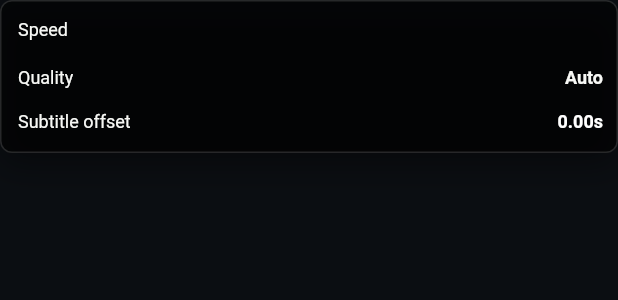
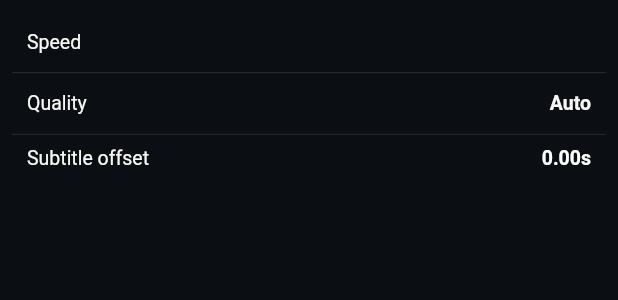
Before and after one commit to filipefilardi/altcast, a Flutter app: the _PlaybackSettingsOverlay widget shown alone on an empty page, opened directly with empty values, on a phone screen of 412 x 824 dp. Shown: the top 300 px of the screen. Run offline on Flutter 3.47's test engine with Material 3 defaults, Android fonts, the phone set to English and light mode, and no system bars; our stand-ins replace cached_network_image, connectivity_plus, device_info_plus, dio, flutter_riverpod, flutter_secure_storage and 3 more; missing offline and left inert: media_kit, media_kit_video, picons, screen_brightness; accounts and stored records are empty.

Commit message:
feat: integrate playback settings popover for enhanced user control
- Added a glass popover for playback settings, allowing users to adjust playback rate and quality in a more interactive manner.
- Removed the previous settings overlay logic and replaced it with a more streamlined approach to manage the visibility of the settings popover.
- Improved user experience by ensuring the popover does not reopen if already active, preventing multiple instances.

```diff
--- a/lib/features/player/video_player_screen.dart
+++ b/lib/features/player/video_player_screen.dart
@@ -12,6 +12,7 @@ import 'package:screen_brightness/screen_brightness.dart';
 
 import 'package:altcast/core/theme/app_colors.dart';
 import 'package:altcast/core/utils/language.dart';
+import 'package:altcast/core/widgets/glass_popover.dart';
 import 'package:altcast/data/downloads/download_manager.dart';
 import 'package:altcast/data/downloads/downloaded_item.dart';
 import 'package:altcast/data/jellyfin/auth_repository.dart';
@@ -44,7 +45,7 @@ const _introSkipperAutoSkipDelay = Duration(seconds: 3);
 /// Clears MaterialVideoControls (seek bar + bottom bar) so chips stay visible.
 const _introSkipperChipLiftFromSafeBottom = 104.0;
 
-enum _PlayerControlOverlay { none, settings, subtitleOffset }
+enum _PlayerControlOverlay { none, subtitleOffset }
 
 /// Snapshot pushed to [ValueNotifier] so skip / next-up UI rebuilds inside
 /// [MaterialVideoControls] — required because media_kit fullscreen is a
@@ -132,6 +133,7 @@ class _VideoPlayerScreenState extends ConsumerState<VideoPlayerScreen> {
   Duration _subtitleOffset = Duration.zero;
   final ValueNotifier<_PlayerControlOverlay> _controlOverlayNotifier =
       ValueNotifier(_PlayerControlOverlay.none);
+  bool _settingsPopoverOpen = false;
 
   // Tracks the latest known position so we can report it on pause/stop
   // without awaiting an async getter.
@@ -1278,7 +1280,6 @@ class _VideoPlayerScreenState extends ConsumerState<VideoPlayerScreen> {
                 if (overlay == _PlayerControlOverlay.none) {
                   return const SizedBox.shrink();
                 }
-                final size = MediaQuery.sizeOf(context);
                 return Stack(
                   fit: StackFit.expand,
                   children: [
@@ -1286,23 +1287,6 @@ class _VideoPlayerScreenState extends ConsumerState<VideoPlayerScreen> {
                       child: GestureDetector(
                         behavior: HitTestBehavior.translucent,
                         onTap: _hideControlOverlay,
-                      ),
-                    ),
-                    if (overlay == _PlayerControlOverlay.settings)
-                      Positioned(
-                        top: pad.top + 58,
-                        right: pad.right + 12,
-                        child: ConstrainedBox(
-                          constraints: BoxConstraints(
-                            maxWidth: size.width < 380 ? size.width - 24 : 280,
-                          ),
-                          child: _PlaybackSettingsOverlay(
-                            initialRate: _playbackRate,
-                            initialSubtitleOffset: _subtitleOffset,
-                            onRateChanged: _applyPlaybackRate,
-                            onQualityChanged: _reloadStreamForQualityChange,
-                            onOpenSubtitleOffset: _showSubtitleOffsetOverlay,
-                          ),
                       ),
                     ),
                     if (overlay == _PlayerControlOverlay.subtitleOffset)
@@ -1515,10 +1499,31 @@ class _VideoPlayerScreenState extends ConsumerState<VideoPlayerScreen> {
 
   void _togglePlaybackSettings(BuildContext context) {
     _markPlayerUiBackdropActive();
-    _controlOverlayNotifier.value =
-        _controlOverlayNotifier.value == _PlayerControlOverlay.settings
-        ? _PlayerControlOverlay.none
-        : _PlayerControlOverlay.settings;
+    if (_settingsPopoverOpen) return;
+    _settingsPopoverOpen = true;
+    unawaited(_openPlaybackSettingsPopover(context));
+  }
+
+  Future<void> _openPlaybackSettingsPopover(BuildContext originContext) async {
+    try {
+      await showGlassPopover<void>(
+        context: originContext,
+        width: 280,
+        maxHeight: 420,
+        builder: (_) => _PlaybackSettingsOverlay(
+          initialRate: _playbackRate,
+          initialSubtitleOffset: _subtitleOffset,
+          onRateChanged: _applyPlaybackRate,
+          onQualityChanged: _reloadStreamForQualityChange,
+          onOpenSubtitleOffset: () {
+            Navigator.of(originContext, rootNavigator: true).pop();
+            _showSubtitleOffsetOverlay();
+          },
+        ),
+      );
+    } finally {
+      if (mounted) _settingsPopoverOpen = false;
+    }
   }
 
   void _showSubtitleOffsetOverlay() {
@@ -1718,36 +1723,20 @@ class _PlaybackSettingsOverlayState
     final currentQuality = ref
         .watch(playbackPreferencesProvider)
         .streamingQuality;
-    return Material(
-      color: Colors.transparent,
-      child: DecoratedBox(
-        decoration: BoxDecoration(
-          color: Colors.black.withValues(alpha: 0.56),
-          borderRadius: BorderRadius.circular(8),
-          border: Border.all(color: Colors.white.withValues(alpha: 0.14)),
-          boxShadow: [
-            BoxShadow(
-              color: Colors.black.withValues(alpha: 0.38),
-              blurRadius: 18,
-              offset: const Offset(0, 8),
-            ),
-          ],
-        ),
-        child: Padding(
-          padding: const EdgeInsets.fromLTRB(12, 8, 10, 10),
+    return Padding(
+      padding: const EdgeInsets.fromLTRB(8, 8, 8, 10),
       child: DefaultTextStyle(
         style: const TextStyle(
           color: AppColors.textPrimary,
-              fontSize: 12,
+          fontSize: 13,
           letterSpacing: 0,
         ),
         child: Column(
           mainAxisSize: MainAxisSize.min,
           children: [
-                Row(
-                  children: [
-                    const Expanded(child: Text('Speed')),
-                    _CompactDropdown<double>(
+            _settingsRow(
+              label: 'Speed',
+              trailing: _CompactDropdown<double>(
                 value: _rate,
                 items: _speedOptions,
                 itemLabel: _speedLabel,
@@ -1755,20 +1744,17 @@ class _PlaybackSettingsOverlayState
                   if (value != null) _setRate(value);
                 },
               ),
-                  ],
-                ),
-                const SizedBox(height: 8),
-                Row(
-                  children: [
-                    const Expanded(child: Text('Quality')),
-                    if (_qualityBusy)
-                      const SizedBox(
+            ),
+            _rowDivider(),
+            _settingsRow(
+              label: 'Quality',
+              trailing: _qualityBusy
+                  ? const SizedBox(
                       width: 18,
                       height: 18,
                       child: CircularProgressIndicator(strokeWidth: 2),
                     )
-                    else
-                      _CompactDropdown<StreamingQuality>(
+                  : _CompactDropdown<StreamingQuality>(
                       value: currentQuality,
                       items: StreamingQuality.values,
                       itemLabel: (quality) => quality.label,
@@ -1776,33 +1762,42 @@ class _PlaybackSettingsOverlayState
                         if (value != null) _setQuality(value);
                       },
                     ),
-                  ],
-                ),
-                const SizedBox(height: 6),
+            ),
+            _rowDivider(),
             InkWell(
-                  borderRadius: BorderRadius.circular(6),
+              borderRadius: BorderRadius.circular(10),
               onTap: widget.onOpenSubtitleOffset,
-                  child: Padding(
-                    padding: const EdgeInsets.symmetric(vertical: 4),
-                    child: Row(
-                      children: [
-                        const Expanded(child: Text('Subtitle offset')),
-                        Text(
+              child: _settingsRow(
+                label: 'Subtitle offset',
+                trailing: Text(
                   _offsetLabel(widget.initialSubtitleOffset),
                   style: const TextStyle(
                     color: Colors.white,
                     fontWeight: FontWeight.w700,
                   ),
                 ),
+              ),
+            ),
           ],
         ),
       ),
-                ),
-              ],
-            ),
-          ),
-        ),
-      ),
+    );
+  }
+
+  Widget _settingsRow({required String label, required Widget trailing}) {
+    return Padding(
+      padding: const EdgeInsets.symmetric(horizontal: 10, vertical: 8),
+      child: Row(
+        children: [Expanded(child: Text(label)), trailing],
+      ),
+    );
+  }
+
+  Widget _rowDivider() {
+    return Divider(
+      height: 1,
+      thickness: 0.5,
+      color: Colors.white.withValues(alpha: 0.16),
     );
   }
 
@@ -2005,15 +2000,16 @@ class _CompactDropdown<T> extends StatelessWidget {
 
   @override
   Widget build(BuildContext context) {
+    final menuSurface = AppColors.surfaceElevated.withValues(alpha: 0.88);
     return DropdownButtonHideUnderline(
       child: DropdownButton<T>(
         value: value,
-        dropdownColor: Colors.black.withValues(alpha: 0.64),
-        borderRadius: BorderRadius.circular(8),
+        dropdownColor: menuSurface,
+        borderRadius: BorderRadius.circular(12),
         icon: const SizedBox.shrink(),
         style: const TextStyle(
           color: AppColors.textPrimary,
-          fontSize: 12,
+          fontSize: 13,
           fontWeight: FontWeight.w700,
         ),
         selectedItemBuilder: (context) => [
@@ -2025,7 +2021,17 @@ class _CompactDropdown<T> extends StatelessWidget {
         ],
         items: [
           for (final item in items)
-            DropdownMenuItem<T>(value: item, child: Text(itemLabel(item))),
+            DropdownMenuItem<T>(
+              value: item,
+              child: Text(
+                itemLabel(item),
+                style: const TextStyle(
+                  color: AppColors.textPrimary,
+                  fontSize: 13,
+                  fontWeight: FontWeight.w600,
+                ),
+              ),
+            ),
         ],
         onChanged: onChanged,
         isDense: true,
```
Lines whose indentation alone changed are shown as unchanged.
